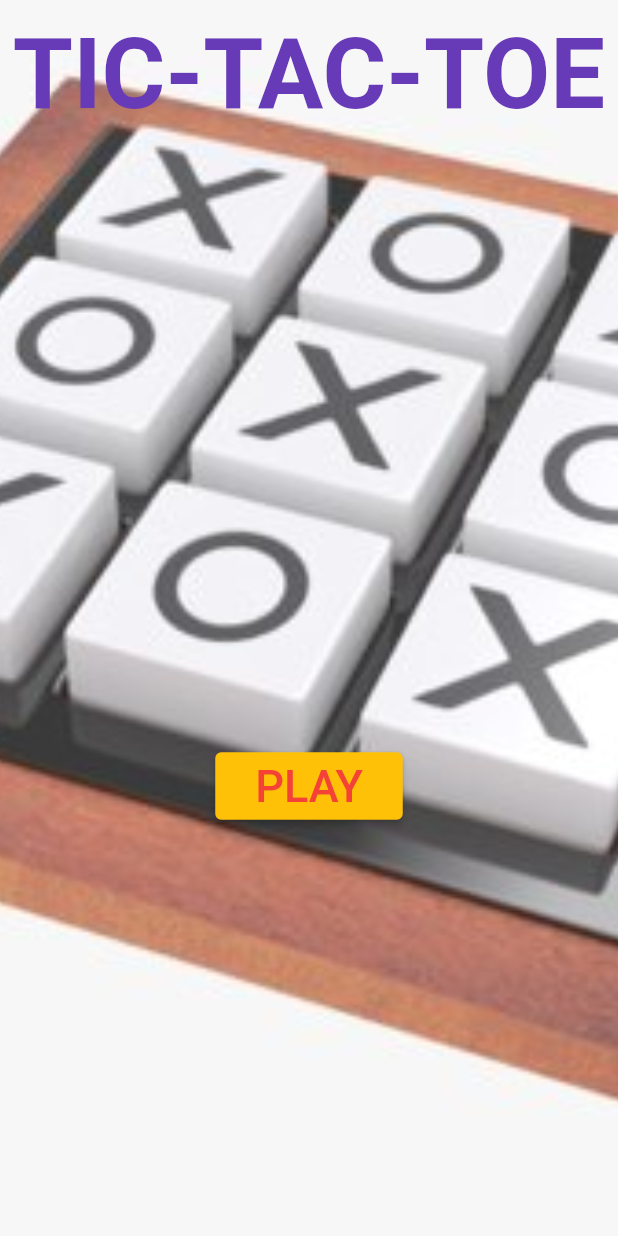
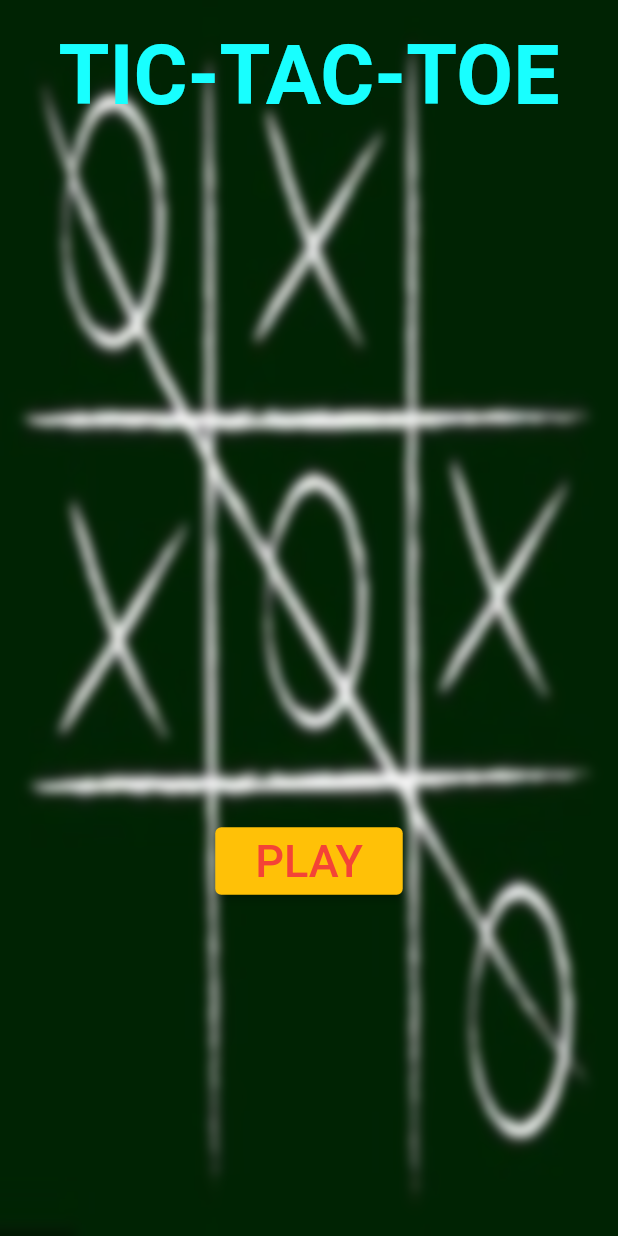
Before and after one commit to SayanBanerjee09082002/Tic_Tac_Toe, a Flutter app: the screen it shows after launch, on a phone screen of 412 x 824 dp. Run offline on Flutter 3.47's test engine with Material 2 defaults, Android fonts, the phone set to English and light mode, and no system bars.

Commit message:
My first App.

```diff
--- a/lib/bg.dart
+++ b/lib/bg.dart
@@ -1,3 +1,5 @@
+import 'dart:ui';
+
 import 'package:flutter/material.dart';
 
 class MainScr extends StatelessWidget {
@@ -6,9 +8,13 @@ class MainScr extends StatelessWidget {
     return Container(
       decoration: BoxDecoration(
           image: DecorationImage(
-            image: AssetImage('assets/image.jpg'),
-            fit: BoxFit.cover,
-          )),
+        image: AssetImage('assets/menu_bg.jpg'),
+        fit: BoxFit.fill,
+      )),
+      child: new BackdropFilter(
+        filter: new ImageFilter.blur(sigmaX: 3.5, sigmaY: 3.5),
+        child: new Container(),
+      ),
     );
   }
 }
--- a/lib/menu.dart
+++ b/lib/menu.dart
@@ -15,7 +15,7 @@ class Menu extends StatelessWidget {
             Container(
                 height: 100,
                 child: Center(child: Text('TIC-TAC-TOE', style: Heading))),
-            SizedBox(height: 400),
+            SizedBox(height: 450),
             ElevatedButton(
               child: Text('PLAY', style: Button1),
               style: ElevatedButton.styleFrom(
@@ -24,7 +24,7 @@ class Menu extends StatelessWidget {
                 Navigator.push(
                     context, MaterialPageRoute(builder: (context) => Player()));
               },
-            )
+            ),
           ])))
     ]);
   }
--- a/lib/pallete.dart
+++ b/lib/pallete.dart
@@ -2,7 +2,7 @@ import 'package:flutter/cupertino.dart';
 import 'package:flutter/material.dart';
 
 const TextStyle Heading =
-    TextStyle(fontSize: 65, fontWeight: FontWeight.bold, color: Colors.deepPurple, fontStyle: FontStyle.normal);
+    TextStyle(fontSize: 55, fontWeight: FontWeight.bold, color: Colors.cyanAccent, fontStyle: FontStyle.normal);
 
 const TextStyle Button1=
     TextStyle(fontSize:30, color: Colors.red);
--- a/pubspec.yaml
+++ b/pubspec.yaml
@@ -63,7 +63,7 @@ flutter:
 
   # To add assets to your application, add an assets section, like this:
   assets:
-     - assets/image.jpg
+     - assets/menu_bg.jpg
 
   # An image asset can refer to one or more resolution-specific "variants", see
   # https://flutter.dev/assets-and-images/#resolution-aware.
```
Also changed, not shown: lib/play.dart (+19 -18 lines), assets/image.jpg (deleted), assets/menu_bg.jpg (added).
